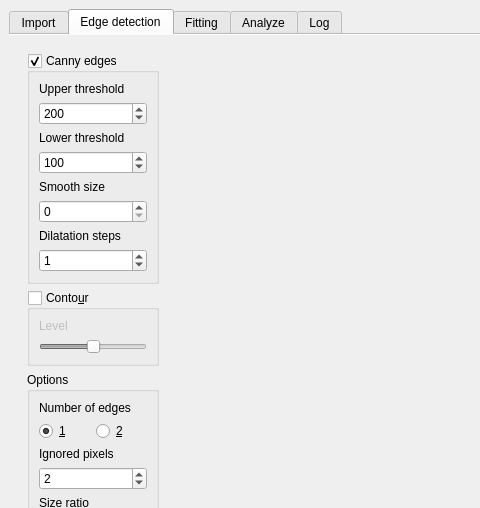
galaunay/pyDSA_gui, file design.ui: the form before one commit; both pictures show x 0 to 480 and y 0 to 508 of the 1158 by 800 pixel window.
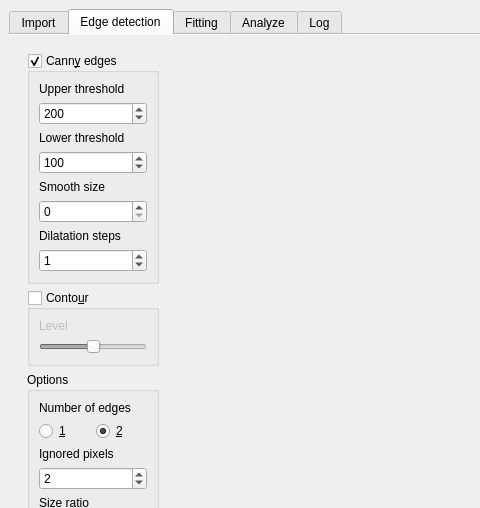
The form after the commit. The open tabs and pages were chosen to show the change. Custom widgets are drawn as their Qt base class.

Commit message: Added contact angle to fit tab

```diff
--- a/design.ui
+++ b/design.ui
@@ -323,7 +323,7 @@
            <item>
             <widget class="QGroupBox" name="tab2_canny_box">
              <property name="title">
-              <string>Canny edges</string>
+              <string>Cann&amp;y edges</string>
              </property>
              <property name="flat">
               <bool>false</bool>
@@ -468,7 +468,7 @@
                    <string>&amp;1</string>
                   </property>
                   <property name="checked">
-                   <bool>true</bool>
+                   <bool>false</bool>
                   </property>
                  </widget>
                 </item>
@@ -477,6 +477,9 @@
                   <property name="text">
                    <string>&amp;2</string>
                   </property>
+                  <property name="checked">
+                   <bool>true</bool>
+                  </property>
                  </widget>
                 </item>
                </layout>
```
Left out of the diff: 2 changed lines with no effect on the pictures. The commit also changes 4 other files.
